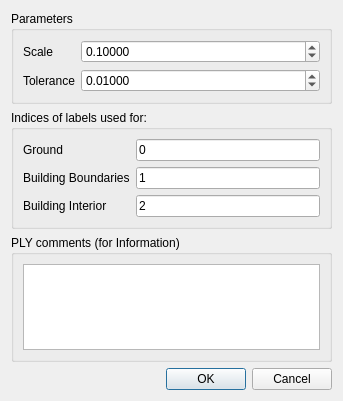
Old version of the form Polyhedron/demo/Polyhedron/Plugins/Point_set/Level_of_detail_plugin.ui in the repository rikba/cgal-public-dev.
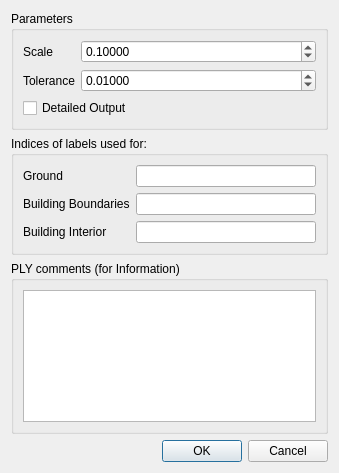
New version of the form.

Commit message: Plugin with detailed steps

The edit to the form file:
```diff
--- a/Polyhedron/demo/Polyhedron/Plugins/Point_set/Level_of_detail_plugin.ui
+++ b/Polyhedron/demo/Polyhedron/Plugins/Point_set/Level_of_detail_plugin.ui
@@ -6,22 +6,25 @@
    <rect>
     <x>0</x>
     <y>0</y>
-    <width>343</width>
-    <height>401</height>
+    <width>339</width>
+    <height>473</height>
    </rect>
   </property>
   <property name="windowTitle">
    <string>Level of Detail</string>
   </property>
-  <layout class="QVBoxLayout" name="verticalLayout_3">
+  <layout class="QVBoxLayout" name="verticalLayout_4">
    <item>
     <widget class="QGroupBox" name="groupBox">
      <property name="title">
       <string>Parameters</string>
      </property>
-     <layout class="QHBoxLayout" name="horizontalLayout">
+     <layout class="QVBoxLayout" name="verticalLayout_3">
       <item>
        <layout class="QFormLayout" name="formLayout">
+        <property name="fieldGrowthPolicy">
+         <enum>QFormLayout::AllNonFixedFieldsGrow</enum>
+        </property>
         <item row="0" column="0">
          <widget class="QLabel" name="scaleLabel">
           <property name="text">
@@ -76,6 +79,13 @@
         </item>
        </layout>
       </item>
+      <item>
+       <widget class="QCheckBox" name="detailedOutput">
+        <property name="text">
+         <string>Detailed Output</string>
+        </property>
+       </widget>
+      </item>
      </layout>
     </widget>
    </item>
@@ -97,7 +107,7 @@
         <item row="0" column="1">
          <widget class="QLineEdit" name="groundLineEdit">
           <property name="text">
-           <string>0</string>
+           <string/>
           </property>
          </widget>
         </item>
@@ -111,7 +121,7 @@
         <item row="1" column="1">
          <widget class="QLineEdit" name="buildingBoundariesLineEdit">
           <property name="text">
-           <string>1</string>
+           <string/>
           </property>
          </widget>
         </item>
@@ -125,7 +135,7 @@
         <item row="2" column="1">
          <widget class="QLineEdit" name="buildingInteriorLineEdit">
           <property name="text">
-           <string>2</string>
+           <string/>
           </property>
          </widget>
         </item>
```
The commit also changes 2 other files.
